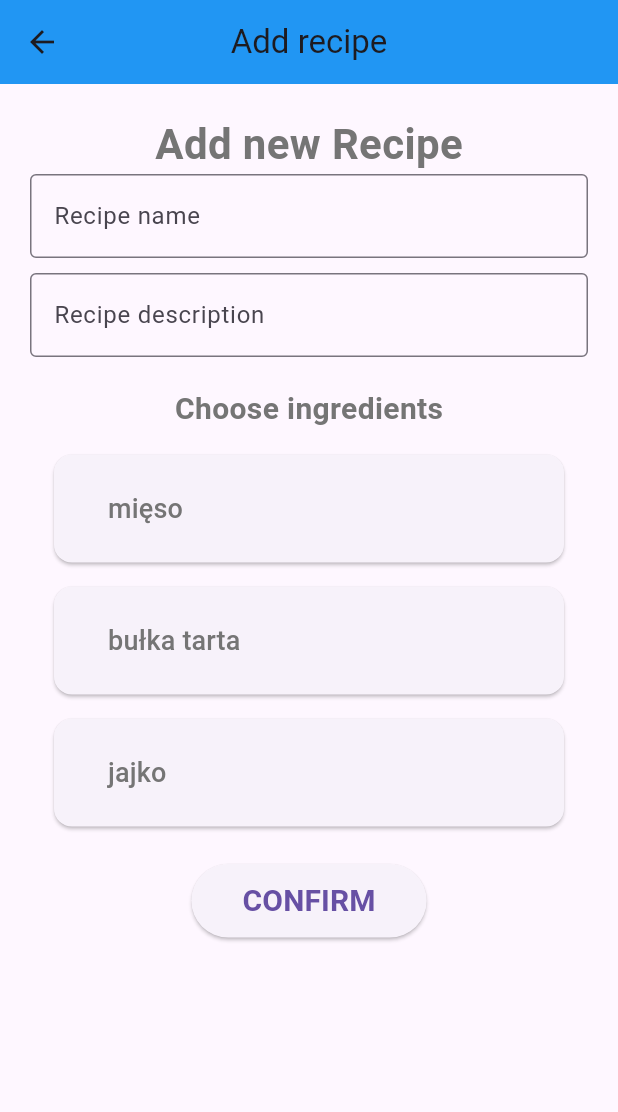
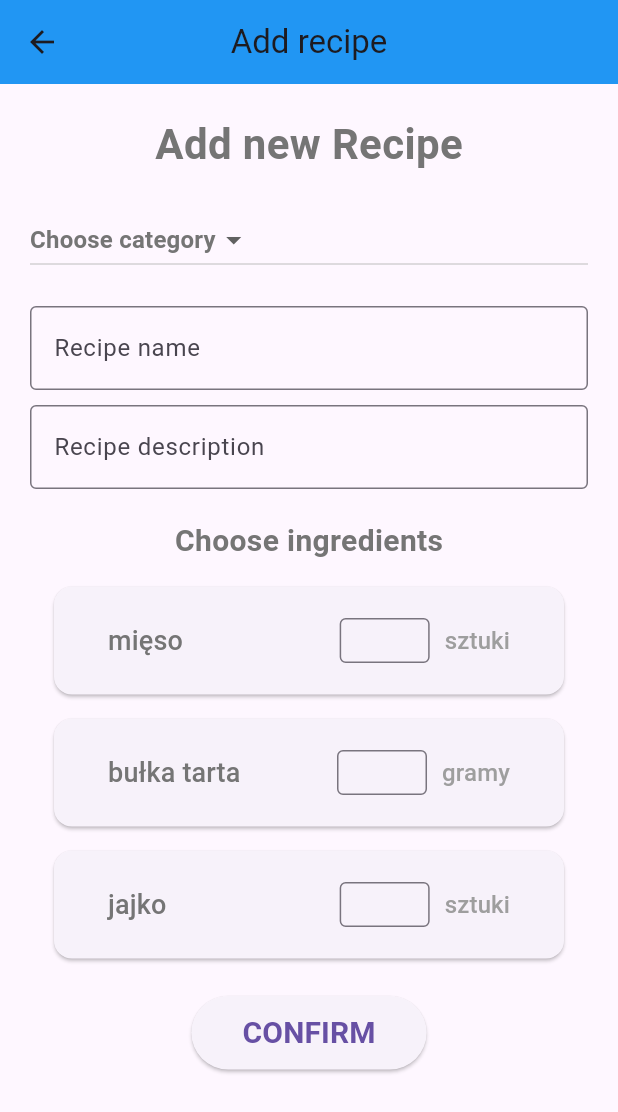
Before and after one commit to xdCranx/RecipeWorld, a Flutter app: the HomePage screen opened by its route, after a tap on "remove recipe", after a tap on the "add" icon, on a phone screen of 412 x 824 dp. Shown: the top 1112 px of the screen. Run offline on Flutter 3.47's test engine with Material 3 defaults, Android fonts, the phone set to English and light mode, and no system bars.

Commit message:
Added IngVal class to handle quantity of ingredients, added quantity display next to ingredient name, added recipe categories, added quantity input in add_recipe.dart

```diff
--- a/frontend/lib/pages/add_recipe.dart
+++ b/frontend/lib/pages/add_recipe.dart
@@ -14,7 +14,16 @@ List<Ingredient> availableIngredients = [
   Ingredient(id: 3, name: 'jajko', unit: 'sztuki')
 ];
 
+List<String> categories = [
+  "Breakfast",
+  "Dinner",
+  "Lunch",
+  "Drink"
+];
+
+
 class _AddRecipePageState extends State<AddRecipePage> {
+  String? _chosenCategory;
   @override
   Widget build(BuildContext context) {
     return Scaffold(
@@ -24,10 +33,12 @@ class _AddRecipePageState extends State<AddRecipePage> {
         elevation: 0,
         backgroundColor: Colors.blue,
       ),
-      body: Padding(
+      body: SingleChildScrollView(
+        child: Padding(
           padding: const EdgeInsets.all(20.0),
           child:Column(
           children: [
+
             Center(
               child: Text('Add new Recipe',
               style: TextStyle(
@@ -36,6 +47,58 @@ class _AddRecipePageState extends State<AddRecipePage> {
                 fontWeight: FontWeight.bold
               )),
             ),
+
+            SizedBox(height: 20,),
+
+            Container(
+              width: double.infinity,
+
+              child: DropdownButton<String>(
+
+
+                value: _chosenCategory,
+
+                items: categories.map<DropdownMenuItem<String>>((String value) {
+
+                  return DropdownMenuItem<String>(
+
+                    value: value,
+
+                    child: Text(value),
+
+                  );
+
+                }).toList(),
+
+                onChanged: (String? newValue) {
+
+                  setState(() {
+
+                    _chosenCategory = newValue;
+
+                  });
+
+                },
+
+                hint: Text(
+
+                  "Choose category",
+
+                  style: TextStyle(
+
+                      color: Colors.grey[600],
+
+                      fontSize: 16,
+
+                      fontWeight: FontWeight.w600),
+
+                ),
+
+              ),
+            ),
+
+
+            SizedBox(height: 20,),
 
              TextField(
                 decoration: InputDecoration(
@@ -53,7 +116,8 @@ class _AddRecipePageState extends State<AddRecipePage> {
                 hintText: 'Enter recipe description',
               ),
             ),
-          SizedBox(height: 20),
+            SizedBox(height: 20,
+            ),
 
             Text('Choose ingredients',
                 style: TextStyle(
@@ -61,6 +125,7 @@ class _AddRecipePageState extends State<AddRecipePage> {
                     fontSize: 20,
                     fontWeight: FontWeight.bold
                 )),
+
             Column(
               children:
               availableIngredients.map((ingredient) => IngredientButtons(
@@ -70,7 +135,9 @@ class _AddRecipePageState extends State<AddRecipePage> {
             ),
             SizedBox(height: 25,),
             ElevatedButton(
-              onPressed: (){},
+                onPressed: () {
+                  Navigator.pushNamedAndRemoveUntil(context, '/home', (_) => false);
+                },
                 child: Padding(
                   padding: const EdgeInsets.all(10.0),
                   child: Text("CONFIRM",
@@ -84,6 +151,7 @@ class _AddRecipePageState extends State<AddRecipePage> {
           ],)
 
         ),
+      ),
     );
   }
 }
--- a/frontend/lib/pages/favourites.dart
+++ b/frontend/lib/pages/favourites.dart
@@ -13,8 +13,8 @@ class FavouritesPage extends StatefulWidget {
 }
 
 List<Recipe> favRecipes =[
-  Recipe(id: 1, title: 'schabowy', description: 'zrob schabowego', category_id: 3, author_id: 1, date: DateTime.now()),
-  Recipe(id:2, title: "mielony ", description: 'zrob schabowego', category_id: 3, author_id: 1, date: DateTime.now())
+  Recipe(id: 1, title: 'schabowy', description: 'zrob schabowego', category_id: 3, author_id: 1, date: DateTime.now(), preptime: 8),
+  Recipe(id:2, title: "mielony ", description: 'zrob schabowego', category_id: 3, author_id: 1, date: DateTime.now(), preptime: 3)
 ];
 
 class _FavouritesPageState extends State<FavouritesPage> {
--- a/frontend/lib/pages/home.dart
+++ b/frontend/lib/pages/home.dart
@@ -11,8 +11,15 @@ class HomePage extends StatefulWidget {
 }
 
 List<Recipe> Recipes =[
-  Recipe(id: 1, title: 'schabowy', description: 'zrob schabowego', category_id: 3, author_id: 1, date: DateTime.now())
+  Recipe(id: 1, title: 'schabowy', description: 'zrob schabowego', category_id: 3, author_id: 1, date: DateTime.now(), preptime: 5)
 ];
+List<String> categories = [
+  "Breakfast",
+  "Dinner",
+  "Lunch",
+  "Drink"
+];
+String? _chosenCategory;
 
 class _HomePageState extends State<HomePage> {
   @override
@@ -45,6 +52,7 @@ class _HomePageState extends State<HomePage> {
           Row(
             mainAxisAlignment: MainAxisAlignment.spaceAround,
             children: [
+
               ElevatedButton(onPressed: (){//TODO: IMPLEMENT FILTERING
                  },
                   style: ElevatedButton.styleFrom(
--- a/frontend/lib/pages/my_recipes.dart
+++ b/frontend/lib/pages/my_recipes.dart
@@ -11,7 +11,7 @@ class MyRecipesPage extends StatefulWidget {
 }
 
 List<Recipe> myRecipes =[
-  Recipe(id: 1, title: 'schabowy', description: 'zrob schabowego', category_id: 3, author_id: 1, date: DateTime.now())
+  Recipe(id: 1, title: 'schabowy', description: 'zrob schabowego', category_id: 3, author_id: 1, date: DateTime.now(), preptime: 7)
 ];
 
 class _MyRecipesPageState extends State<MyRecipesPage> {
@@ -26,7 +26,8 @@ class _MyRecipesPageState extends State<MyRecipesPage> {
 
       ),
       body:
-      Column(
+      SingleChildScrollView(
+        child: Column(
           children:
           myRecipes.map((recipe) => RecipeList(
               recipe: recipe,
@@ -39,6 +40,7 @@ class _MyRecipesPageState extends State<MyRecipesPage> {
           )).toList(),
 
         ),
+      ),
     );
   }
 }
--- a/frontend/lib/pages/recipe_page.dart
+++ b/frontend/lib/pages/recipe_page.dart
@@ -9,13 +9,13 @@ class RecipePage extends StatefulWidget {
   @override
   State<RecipePage> createState() => _RecipePageState();
 }
-List<Ingredient> ingredients = [
-  Ingredient(id: 1, name: 'mięso', unit: 'sztuki'),
-  Ingredient(id: 2, name: 'bułka tarta', unit: 'gramy'),
-  Ingredient(id: 3, name: 'jajko', unit: 'sztuki')
+List<IngVal> ingredients = [
+  IngVal(ingredient: Ingredient(id: 1, name: 'mięso', unit: 'sztuk'),qty: 1),
+  IngVal(ingredient: Ingredient(id: 2, name: 'bułka tarta', unit: 'gram'), qty: 15),
+  IngVal(ingredient: Ingredient(id: 3, name: 'jajko', unit: 'sztuk'), qty: 15)
 ];
 String d = 'zrób schabowego Lorem ipsum dolor sit amet, consectetur adipiscing elit, sed do eiusmod tempor incididunt ut labore et dolore magna aliqua. Ut enim ad minim veniam, quis nostrud exercitation ullamco laboris nisi ut aliquip ex ea commodo consequat. Duis aute irure dolor in reprehenderit in voluptate velit esse cillum dolore eu fugiat nulla pariatur. Excepteur sint occaecat cupidatat non proident, sunt in culpa qui officia deserunt mollit anim id est laborum.';
-Recipe recipe = new Recipe(id: 1, title: "Schabowy", description: d, category_id: 1, author_id: 1, date: DateTime.now());
+Recipe recipe = new Recipe(id: 1, title: "Schabowy", description: d, category_id: 1, author_id: 1, date: DateTime.now(), preptime: 8);
 
 class _RecipePageState extends State<RecipePage> {
   @override
@@ -61,8 +61,8 @@ class _RecipePageState extends State<RecipePage> {
 
               Column(
                 children:
-                ingredients.map((ingredient) => IngredientList(
-                    ingredient: ingredient,
+                ingredients.map((ingredient) => IngValList(
+                    ing: ingredient,
                 )).toList(),
 
               ),
--- a/frontend/lib/services/ingredient_list.dart
+++ b/frontend/lib/services/ingredient_list.dart
@@ -27,6 +27,55 @@ class IngredientList extends StatelessWidget {
   }
 }
 
+class IngValList extends StatelessWidget {
+  final IngVal ing;
+  IngValList({ required this.ing});
+
+  @override
+  Widget build(BuildContext context) {
+    return Card(
+      margin: EdgeInsets.fromLTRB(16, 16, 16, 0),
+      child: Padding(
+        padding: const EdgeInsets.all(12.0),
+        child: Column(
+          crossAxisAlignment: CrossAxisAlignment.stretch,
+          children: <Widget>[
+            Row(
+              mainAxisAlignment: MainAxisAlignment.spaceBetween,
+              children: [
+                Text(ing.ingredient.name,
+                    style: TextStyle(
+                      fontSize: 18,
+                      color: Colors.grey[600],
+                    )),
+
+                Row(
+                  mainAxisAlignment: MainAxisAlignment.end,
+                  children: [
+                    Text(ing.qty.toString(),
+                        style: TextStyle(
+                          fontSize: 18,
+                          color: Colors.grey[600],
+                        )),
+                    SizedBox(width: 10,),
+                    Text(ing.ingredient.unit,
+                        style: TextStyle(
+                          fontSize: 18,
+                          color: Colors.grey[600],
+                        )),
+                  ],
+                ),
+
+              ],
+            ),
+
+          ],
+        ),
+      ),
+    );
+  }
+}
+
 class IngredientButtons extends StatelessWidget {
   final Ingredient ingredient;
   IngredientButtons({ required this.ingredient});
@@ -45,11 +94,39 @@ class IngredientButtons extends StatelessWidget {
           child: Column(
             crossAxisAlignment: CrossAxisAlignment.stretch,
             children: <Widget>[
-              Text(ingredient.name,
-                  style: TextStyle(
-                    fontSize: 18,
-                    color: Colors.grey[600],
-                  )),
+              Row(
+                mainAxisAlignment: MainAxisAlignment.spaceBetween,
+                children: [
+                  Text(ingredient.name,
+                      style: TextStyle(
+                        fontSize: 18,
+                        color: Colors.grey[600],
+                      )),
+                  Row(
+                    mainAxisAlignment: MainAxisAlignment.end,
+                    children: [
+                      Padding(
+                        padding: const EdgeInsets.symmetric(horizontal: 10),
+                        child: SizedBox( width: 60, height:30,
+
+                          child: TextField(
+                            decoration: InputDecoration(
+                              border: OutlineInputBorder(),
+                            ),
+                          ),
+                        ),
+                      ),
+                      Text(ingredient.unit,style: TextStyle(
+                        fontSize: 16,
+                        color: Colors.grey[500],
+                      )
+                      ),
+                    ],
+                  ),
+
+
+                ],
+              ),
 
             ],
           ),
--- a/frontend/lib/services/recipe.dart
+++ b/frontend/lib/services/recipe.dart
@@ -1,4 +1,11 @@
 import 'ingredient.dart';
+class IngVal {
+  Ingredient ingredient;
+  int qty;
+
+  IngVal({required this.ingredient, required this.qty});
+}
+
 class Recipe {
   int id;
   String title;
@@ -6,8 +13,8 @@ class Recipe {
   int category_id;
   int author_id;
   DateTime date;
-  List<String> ingredients;
-  //add preptime
+  List<IngVal> ingredients;
+  int? preptime;
 
-  Recipe({required this.id, required this.title, required this.description, required this.category_id, required this.author_id, required this.date, List<String>? ingredients}): ingredients = ingredients ?? [];
+  Recipe({required this.id, required this.title, required this.description, required this.category_id, required this.author_id, required this.date,required this.preptime, List<IngVal>? ingredients}): ingredients = ingredients ?? [];
 }
--- a/frontend/lib/services/recipe_list.dart
+++ b/frontend/lib/services/recipe_list.dart
@@ -5,6 +5,7 @@ class RecipeList extends StatelessWidget {
   final Recipe recipe;
   final VoidCallback delete;
   RecipeList({ required this.recipe, required this.delete });
+
 
   @override
   Widget build(BuildContext context) {
@@ -25,17 +26,28 @@ class RecipeList extends StatelessWidget {
           child: Column(
             crossAxisAlignment: CrossAxisAlignment.stretch,
             children: <Widget>[
-              Text(recipe.title,
-                  style: TextStyle(
-                    fontSize: 18,
-                    color: Colors.grey[600],
-                  )),
+              Row(
+                mainAxisAlignment: MainAxisAlignment.spaceBetween ,
+                children: [
+                  Text(recipe.title,
+                      style: TextStyle(
+                        fontSize: 18,
+                        color: Colors.grey[600],
+                      )),
+                  Text("${recipe.preptime} minutes",
+                      style: TextStyle(
+                          fontSize: 14,
+                          color: Colors.grey[600]
+                      )),
+                ],
+              ),
               SizedBox(height: 6),
               Text(recipe.description,
                   style: TextStyle(
                       fontSize: 14,
                       color: Colors.grey[800]
                   )),
+
               SizedBox(height:8),
               TextButton.icon(
                   onPressed: delete,
```
Lines whose indentation alone changed are shown as unchanged.
